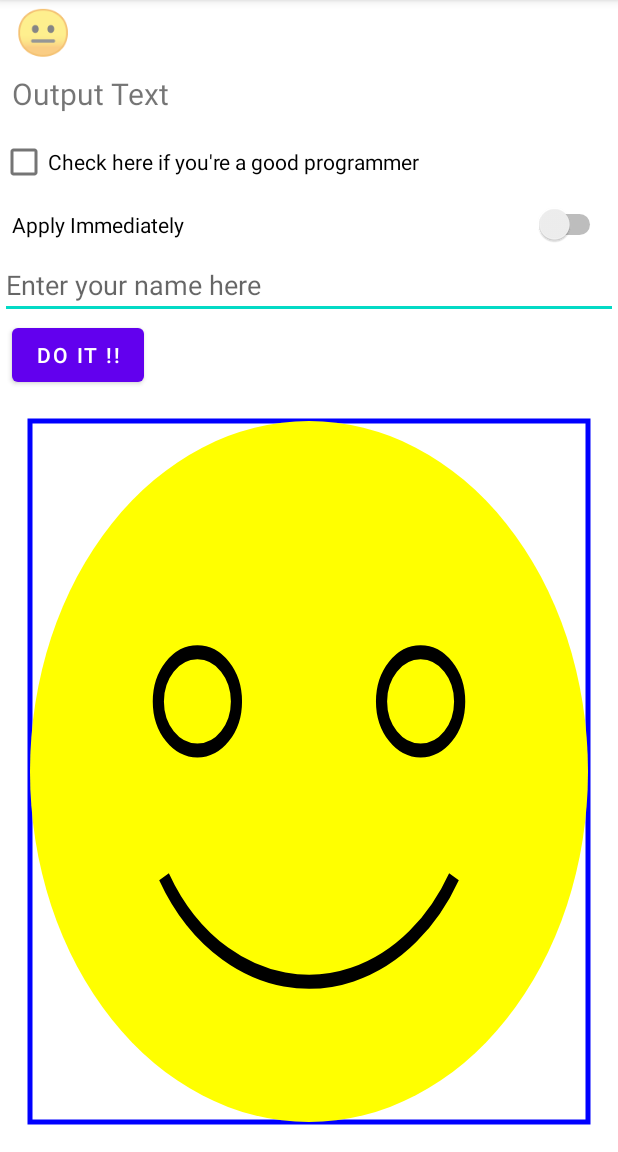
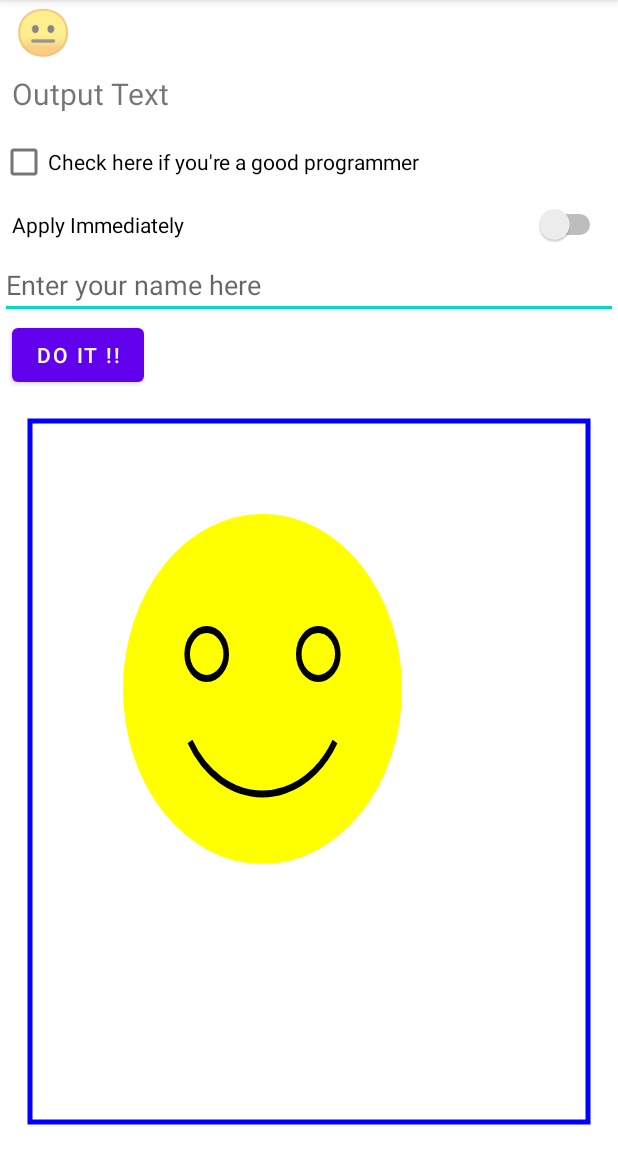
Before and after one commit to scgyong-kpu/spgp_2023, an Android app: the screen it shows after launch (MainActivity), on a phone screen of 412 x 824 dp, the part 84-1236 px from its top. Run offline under Robolectric (Android 15) with nearby library versions, the phone set to English and light mode, and no system bars.

Commit message:
화면 일부에 smiley 를 표시.

```diff
--- a/MoreControls/app/src/main/java/kr/ac/tukorea/ge/spgp2023/morecontrols/GameView.java
+++ b/MoreControls/app/src/main/java/kr/ac/tukorea/ge/spgp2023/morecontrols/GameView.java
@@ -79,7 +79,8 @@ public class GameView extends View {
         // TODO: consider storing these as member variables to reduce
         // allocations per draw cycle.
         canvas.drawRect(rect, paint);
-        setCanvasRect(canvas, rect.left, rect.top, rect.width(), rect.height());
+        int hw = rect.width() / 2, hh = rect.height() / 2;
+        setCanvasRect(canvas, rect.left + hw/3, rect.top + hw/3, hw, hh);
         drawSmiley(canvas);
     }
 
```
